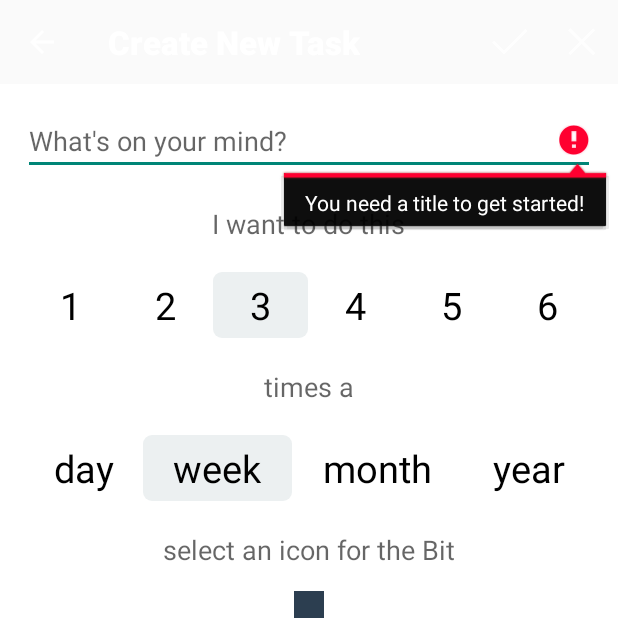
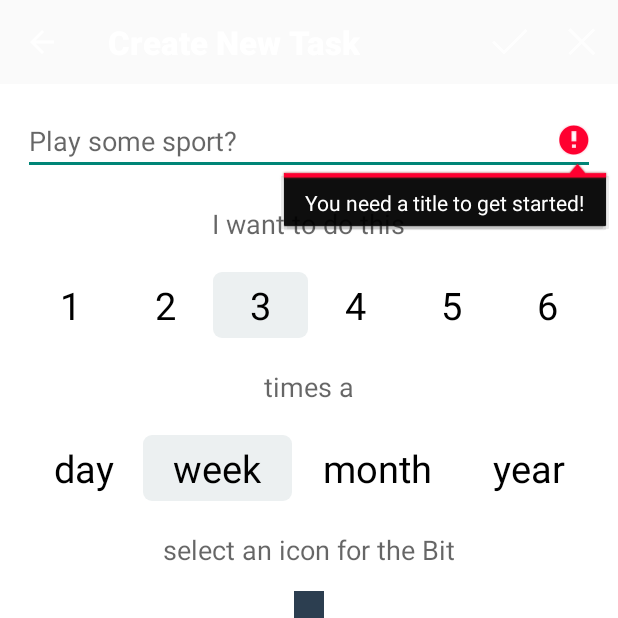
Before and after one commit to liusiqi43/Bits, an Android app: the NewBitActivity screen opened directly, with no data from a screen before it, after a tap on "Save", on a phone screen of 412 x 824 dp, the top half of it. Run offline under Robolectric (Android 15) with nearby library versions, the phone set to English and light mode, and no system bars; libraries missing offline, so code that uses them is left out: com.nhaarman.listviewanimations, de.greenrobot.dao, org.ocpsoft.prettytime; pictures from the network do not load; 14 statements that could not run were skipped.

Commit message:
[improve] new bits activity suggest possible bits descriptions

```diff
--- a/app/src/main/java/com/siqi/bits/app/ui/NewBitActivity.java
+++ b/app/src/main/java/com/siqi/bits/app/ui/NewBitActivity.java
@@ -6,6 +6,7 @@ import android.content.pm.ActivityInfo;
 import android.graphics.Bitmap;
 import android.graphics.BitmapFactory;
 import android.os.Bundle;
+import android.os.Handler;
 import android.preference.PreferenceManager;
 import android.support.v7.app.ActionBarActivity;
 import android.util.Log;
@@ -20,7 +21,7 @@ import android.view.animation.AnimationUtils;
 import android.view.inputmethod.InputMethodManager;
 import android.widget.AdapterView;
 import android.widget.ArrayAdapter;
-import android.widget.EditText;
+import android.widget.AutoCompleteTextView;
 import android.widget.ImageView;
 import android.widget.RadioButton;
 import android.widget.RadioGroup;
@@ -52,7 +53,7 @@ public class NewBitActivity extends ActionBarActivity {
     private Long mEditingBitID;
     private Task mTask;
 
-    private EditText mBitTitleEditText;
+    private AutoCompleteTextView mBitTitleEditText;
     // n times
     private RadioGroup mFrequencyRBtnGroup;
     // per week
@@ -70,6 +71,7 @@ public class NewBitActivity extends ActionBarActivity {
     private AdapterView.OnItemClickListener mOnClickListener;
     private View mLastSelected = null;
     private SharedPreferences mPreferences;
+    private Handler mIdeasSuggestionRefresherHandler = new Handler();
 
     @Override
     protected void onCreate(Bundle savedInstanceState) {
@@ -96,7 +98,7 @@ public class NewBitActivity extends ActionBarActivity {
         }
 
         setContentView(R.layout.new_bit_fragment);
-        mBitTitleEditText = (EditText) findViewById(R.id.bit_title_edittext);
+        mBitTitleEditText = (AutoCompleteTextView) findViewById(R.id.bit_title_edittext);
         mFrequencyRBtnGroup = (RadioGroup) findViewById(R.id.frequency_radio_group);
         mPeriodRBtnGroup = (RadioGroup) findViewById(R.id.interval_radio_group);
         mCategorySelectedTV = (TextSwitcher) findViewById(R.id.category_selected);
@@ -193,6 +195,21 @@ public class NewBitActivity extends ActionBarActivity {
         }
 
         mCategorySelectedTV.setText(cm.getDefaultCategory().getName());
+
+        // Get the string array
+        final String[] ideas = getResources().getStringArray(R.array.bits_title_ideas);
+        // Create the adapter and set it to the AutoCompleteTextView
+        ArrayAdapter<String> adapter =
+                new ArrayAdapter<String>(this, android.R.layout.simple_list_item_1, ideas);
+        mBitTitleEditText.setAdapter(adapter);
+
+        mIdeasSuggestionRefresherHandler.postDelayed(new Runnable() {
+            @Override
+            public void run() {
+                mBitTitleEditText.setHint(ideas[Utils.getRandomInt(ideas.length)] + "?");
+                mIdeasSuggestionRefresherHandler.postDelayed(this, 3000);
+            }
+        }, 3000);
     }
 
     @Override
--- a/app/src/main/java/model/TaskManager.java
+++ b/app/src/main/java/model/TaskManager.java
@@ -27,7 +27,6 @@ import java.util.Comparator;
 import java.util.Date;
 import java.util.HashMap;
 import java.util.List;
-import java.util.Random;
 import java.util.concurrent.ConcurrentHashMap;
 
 import de.greenrobot.dao.query.QueryBuilder;
@@ -59,7 +58,6 @@ public class TaskManager {
     private PrettyTime mPrettyTime;
     private Context mContext;
     private String[] mDoneSlogans;
-    private Random mRandomiser;
     private ReminderScheduleService mScheduleService = null;
     private SharedPreferences mPreferences;
 
@@ -116,7 +114,6 @@ public class TaskManager {
         mDoneSlogans = mContext.getResources().getStringArray(R.array.done_slogans);
 
         mPrettyTime = new PrettyTime();
-        mRandomiser = new Random();
 
         mBitsComparator = new CachedComparator();
     }
@@ -458,7 +455,7 @@ public class TaskManager {
     }
 
     public CharSequence getDoneSlogan() {
-        return mDoneSlogans[mRandomiser.nextInt(mDoneSlogans.length)];
+        return mDoneSlogans[Utils.getRandomInt(mDoneSlogans.length)];
     }
 
     public class CachedComparator implements Comparator<Task> {
@@ -519,7 +516,7 @@ public class TaskManager {
 
         private double getUrgency(Task t) {
             double urgency = (t.getNextScheduledTime() - Utils.currentTimeMillis()) / (double) t.getCurrentInterval();
-            return Math.exp(-5 * Math.min(Math.max(urgency, 0), 1));
+            return Math.exp(-Math.min(Math.max(urgency, 0), 1));
         }
 
         @Override
--- a/app/src/main/java/utils/Utils.java
+++ b/app/src/main/java/utils/Utils.java
@@ -9,6 +9,8 @@ import android.util.Log;
 import android.util.TypedValue;
 
 import com.siqi.bits.app.ui.InAppPurchaseActivity;
+
+import java.util.Random;
 
 /**
  * Proudly powered by me on 5/21/14.
@@ -33,6 +35,7 @@ public class Utils {
     public static IabHelper mIabHelper;
 
     private static Clock mClock = new SystemClock();
+    private static Random mRandomiser = new Random();
 
     public static Bitmap invertImage(Bitmap src) {
         // create new bitmap with the same attributes(width,height)
@@ -62,6 +65,10 @@ public class Utils {
         }
 
         return bmOut;
+    }
+
+    public static int getRandomInt(int range) {
+        return mRandomiser.nextInt(range);
     }
 
     public static void setupIabHelper(final Context ctx) {
--- a/app/src/main/res/layout/new_bit_fragment.xml
+++ b/app/src/main/res/layout/new_bit_fragment.xml
@@ -11,7 +11,7 @@
         tools:context="com.siqi.bits.app.ui.NewBitActivity">
 
 
-        <EditText
+        <AutoCompleteTextView
             android:id="@+id/bit_title_edittext"
             android:layout_width="match_parent"
             android:layout_height="wrap_content"
--- a/app/src/main/res/values/arrays.xml
+++ b/app/src/main/res/values/arrays.xml
@@ -59,4 +59,58 @@
         <item>Good going!</item>
         <item>Kudos!</item>
     </string-array>
+
+    <string-array name="bits_title_ideas">
+        <item>Meditate</item>
+        <item>Self improvement</item>
+        <item>Read</item>
+        <item>Take a deep breath</item>
+        <item>Drink some water</item>
+        <item>Eat some fruit</item>
+        <item>See a friend</item>
+        <item>Game!</item>
+        <item>Plan my budget</item>
+        <item>Plan my todo list</item>
+
+        <item>Go outdoor</item>
+        <item>Go for a run</item>
+        <item>Yoga or stretching</item>
+        <item>Hit the gym</item>
+        <item>Go for a ride</item>
+        <item>Go swimming</item>
+        <item>Play some sport</item>
+        <item>Go for a walk</item>
+
+        <item>Celebrate wins</item>
+        <item>Be thankful</item>
+        <item>Be present</item>
+        <item>Call an old friend</item>
+        <item>Help someone</item>
+        <item>Time with family</item>
+        <item>Give someone a gift</item>
+        <item>Write a letter</item>
+
+        <item>Take a great photo</item>
+        <item>Build something</item>
+        <item>Write a blog entry</item>
+        <item>Draw something</item>
+        <item>Write in my journal</item>
+        <item>Play an instrument</item>
+        <item>Learn an instrument</item>
+        <item>Learn a new dish</item>
+
+        <item>Go on an adventure</item>
+        <item>Leave my confort zone</item>
+        <item>Talk to someone new</item>
+        <item>Meet new people</item>
+        <item>Check my posture</item>
+        <item>Set goals for today</item>
+
+        <item>Watch a foreign film</item>
+        <item>Learn something new</item>
+        <item>Listen to a new brand</item>
+        <item>Go travel</item>
+        <item>Watch a TED talk</item>
+    </string-array>
+
 </resources>
```
